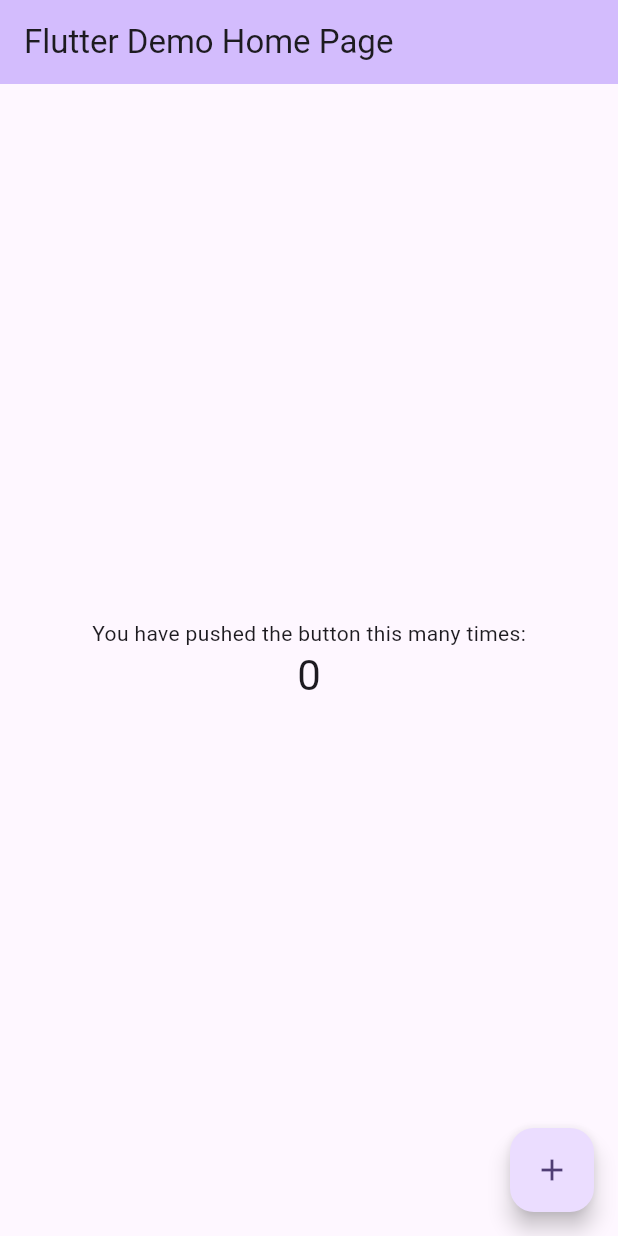
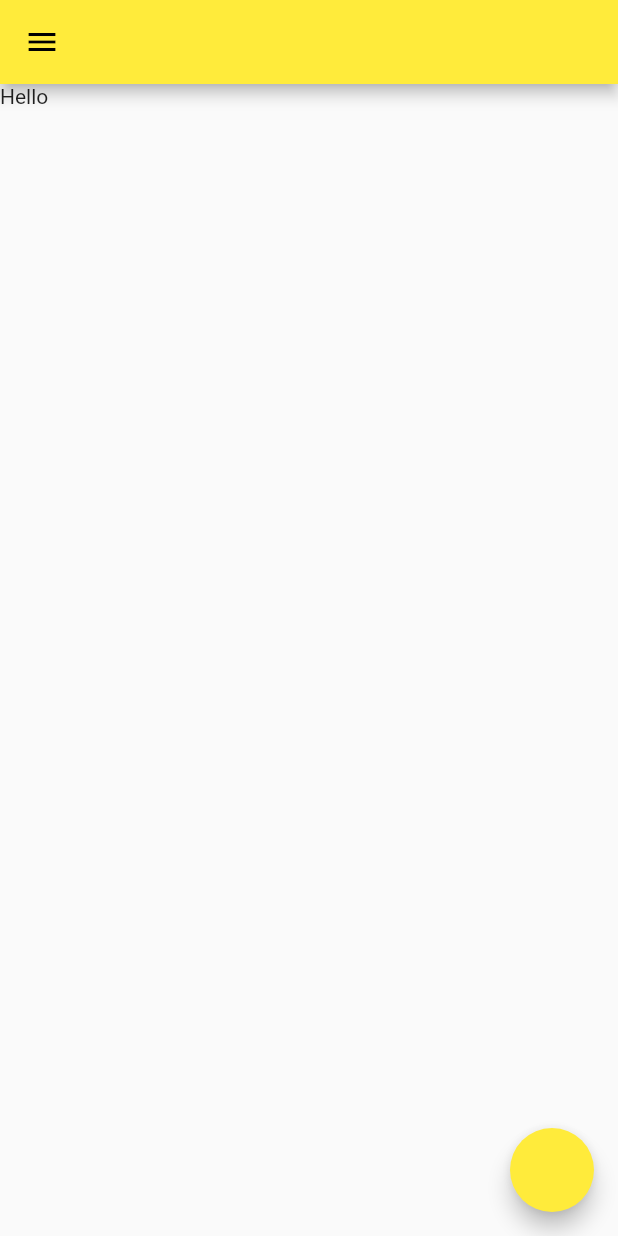
Before and after one commit to YanInTech/Chat-App, a Flutter app: the screen it shows after launch, on a phone screen of 412 x 824 dp. Run offline on Flutter 3.47's test engine with Material 2 defaults, Android fonts, the light colour scheme and no system bars.

Commit message:
Flutter build blocks to know about

```diff
--- a/lib/main.dart
+++ b/lib/main.dart
@@ -1,125 +1,35 @@
 import 'package:flutter/material.dart';
 
 void main() {
-  runApp(const MyApp());
+  runApp(ChatApp());
 }
 
-class MyApp extends StatelessWidget {
-  const MyApp({super.key});
-
-  // This widget is the root of your application.
+class ChatApp extends StatelessWidget{
   @override
   Widget build(BuildContext context) {
+    // TODO: implement build
     return MaterialApp(
-      title: 'Flutter Demo',
-      theme: ThemeData(
-        // This is the theme of your application.
-        //
-        // TRY THIS: Try running your application with "flutter run". You'll see
-        // the application has a blue toolbar. Then, without quitting the app,
-        // try changing the seedColor in the colorScheme below to Colors.green
-        // and then invoke "hot reload" (save your changes or press the "hot
-        // reload" button in a Flutter-supported IDE, or press "r" if you used
-        // the command line to start the app).
-        //
-        // Notice that the counter didn't reset back to zero; the application
-        // state is not lost during the reload. To reset the state, use hot
-        // restart instead.
-        //
-        // This works for code too, not just values: Most code changes can be
-        // tested with just a hot reload.
-        colorScheme: ColorScheme.fromSeed(seedColor: Colors.deepPurple),
-        useMaterial3: true,
-      ),
-      home: const MyHomePage(title: 'Flutter Demo Home Page'),
+      title: "Chat App!!!",
+      theme: ThemeData(primarySwatch: Colors.yellow),
+      home: LoginPage(),
     );
   }
 }
 
-class MyHomePage extends StatefulWidget {
-  const MyHomePage({super.key, required this.title});
-
-  // This widget is the home page of your application. It is stateful, meaning
-  // that it has a State object (defined below) that contains fields that affect
-  // how it looks.
-
-  // This class is the configuration for the state. It holds the values (in this
-  // case the title) provided by the parent (in this case the App widget) and
-  // used by the build method of the State. Fields in a Widget subclass are
-  // always marked "final".
-
-  final String title;
-
-  @override
-  State<MyHomePage> createState() => _MyHomePageState();
-}
-
-class _MyHomePageState extends State<MyHomePage> {
-  int _counter = 0;
-
-  void _incrementCounter() {
-    setState(() {
-      // This call to setState tells the Flutter framework that something has
-      // changed in this State, which causes it to rerun the build method below
-      // so that the display can reflect the updated values. If we changed
-      // _counter without calling setState(), then the build method would not be
-      // called again, and so nothing would appear to happen.
-      _counter++;
-    });
-  }
+class LoginPage extends StatelessWidget {
+  const LoginPage({super.key});
 
   @override
   Widget build(BuildContext context) {
-    // This method is rerun every time setState is called, for instance as done
-    // by the _incrementCounter method above.
-    //
-    // The Flutter framework has been optimized to make rerunning build methods
-    // fast, so that you can just rebuild anything that needs updating rather
-    // than having to individually change instances of widgets.
     return Scaffold(
-      appBar: AppBar(
-        // TRY THIS: Try changing the color here to a specific color (to
-        // Colors.amber, perhaps?) and trigger a hot reload to see the AppBar
-        // change color while the other colors stay the same.
-        backgroundColor: Theme.of(context).colorScheme.inversePrimary,
-        // Here we take the value from the MyHomePage object that was created by
-        // the App.build method, and use it to set our appbar title.
-        title: Text(widget.title),
-      ),
-      body: Center(
-        // Center is a layout widget. It takes a single child and positions it
-        // in the middle of the parent.
-        child: Column(
-          // Column is also a layout widget. It takes a list of children and
-          // arranges them vertically. By default, it sizes itself to fit its
-          // children horizontally, and tries to be as tall as its parent.
-          //
-          // Column has various properties to control how it sizes itself and
-          // how it positions its children. Here we use mainAxisAlignment to
-          // center the children vertically; the main axis here is the vertical
-          // axis because Columns are vertical (the cross axis would be
-          // horizontal).
-          //
-          // TRY THIS: Invoke "debug painting" (choose the "Toggle Debug Paint"
-          // action in the IDE, or press "p" in the console), to see the
-          // wireframe for each widget.
-          mainAxisAlignment: MainAxisAlignment.center,
-          children: <Widget>[
-            const Text(
-              'You have pushed the button this many times:',
-            ),
-            Text(
-              '$_counter',
-              style: Theme.of(context).textTheme.headlineMedium,
-            ),
-          ],
+        appBar: AppBar(),
+        drawer: Drawer(),
+        floatingActionButton: FloatingActionButton(
+          onPressed: () {
+            print('Button clicked');
+          },
         ),
-      ),
-      floatingActionButton: FloatingActionButton(
-        onPressed: _incrementCounter,
-        tooltip: 'Increment',
-        child: const Icon(Icons.add),
-      ), // This trailing comma makes auto-formatting nicer for build methods.
-    );
+        body: Text('Hello'),
+      );
   }
 }
```
